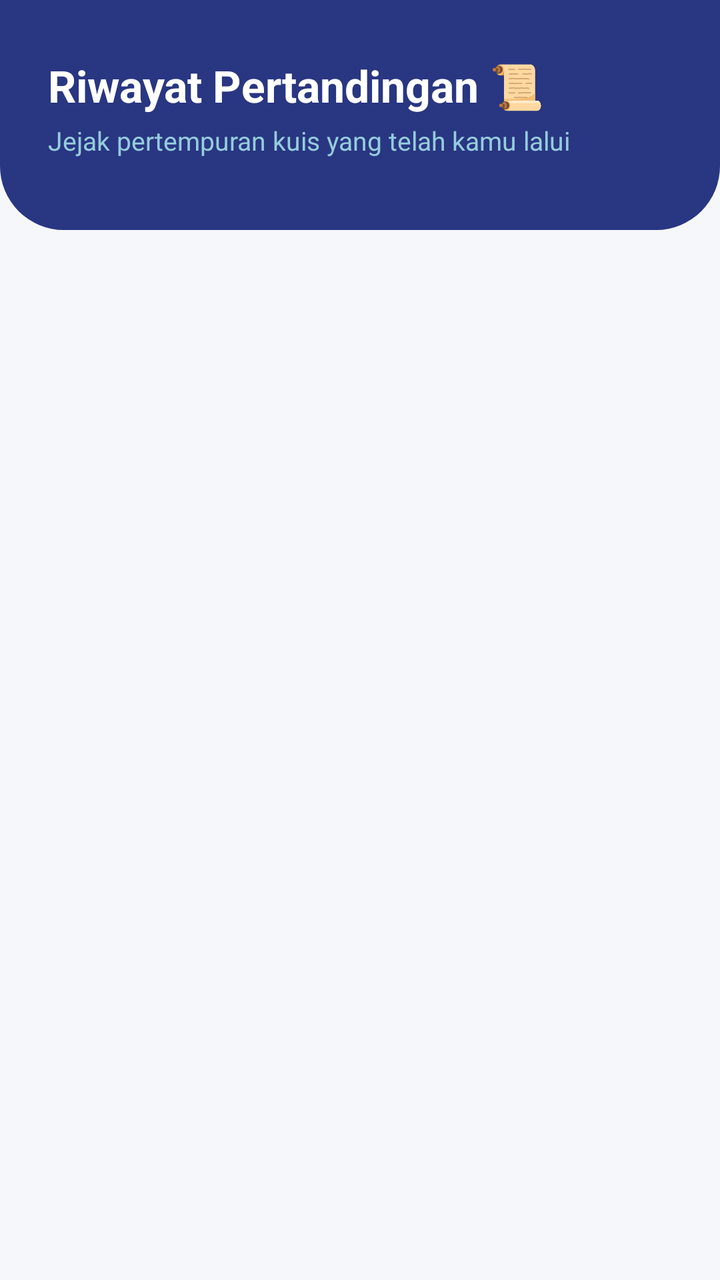
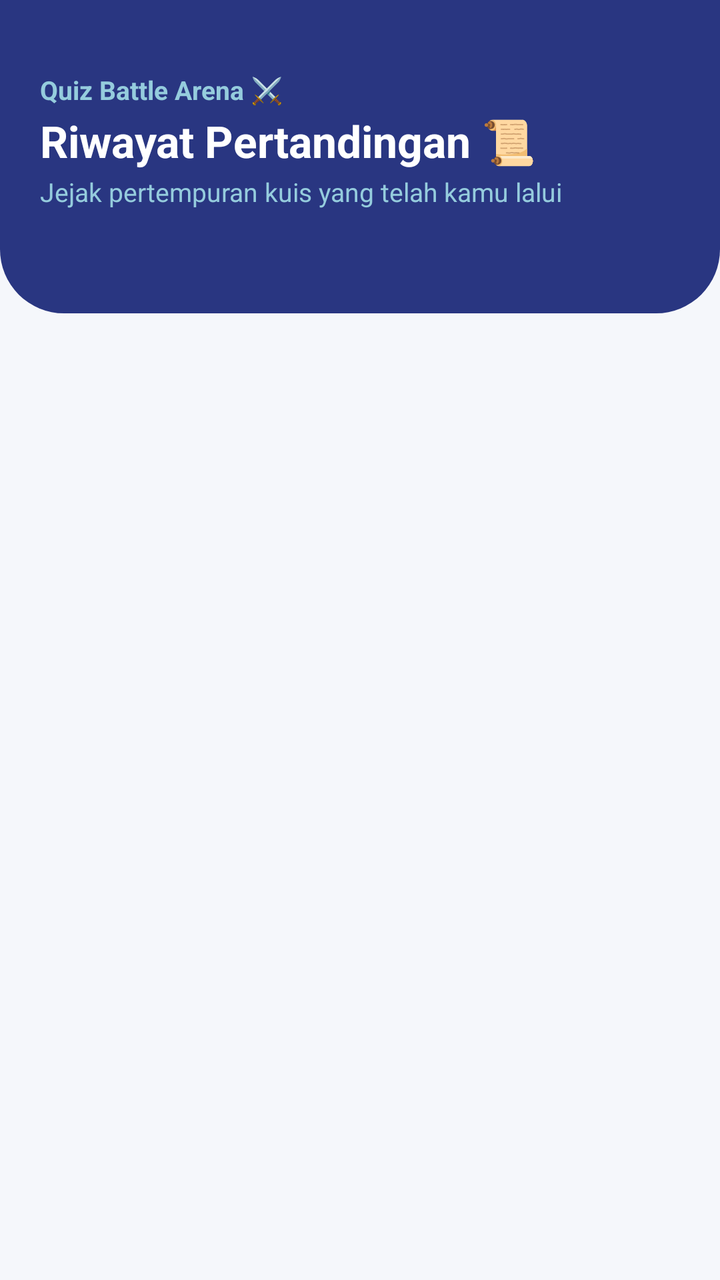

Before-and-after screenshots of an Android layout around one commit, followed by the original layout XML and the change that was made.
<!-- AndroidManifest.xml: application theme Theme.UTSklp3Mobile -->
<!-- res/layout/fragment_history.xml -->
<?xml version="1.0" encoding="utf-8"?>
<LinearLayout xmlns:android="http://schemas.android.com/apk/res/android"
    xmlns:app="http://schemas.android.com/apk/res-auto"
    android:layout_width="match_parent"
    android:layout_height="match_parent"
    android:background="#F5F7FB"
    android:orientation="vertical">

    
    <RelativeLayout
        android:layout_width="match_parent"
        android:layout_height="wrap_content"
        android:background="@drawable/bg_header_curve"
        android:paddingStart="24dp"
        android:paddingTop="28dp"
        android:paddingEnd="24dp"
        android:paddingBottom="36dp">

        <TextView
            android:id="@+id/tvHistoryTitle"
            android:layout_width="wrap_content"
            android:layout_height="wrap_content"
            android:text="Riwayat Pertandingan 📜"
            android:textColor="#FFFFFF"
            android:textSize="22sp"
            android:textStyle="bold" />

        <TextView
            android:layout_width="wrap_content"
            android:layout_height="wrap_content"
            android:layout_below="@id/tvHistoryTitle"
            android:layout_marginTop="4dp"
            android:text="Jejak pertempuran kuis yang telah kamu lalui"
            android:textColor="#95CCDD"
            android:textSize="13sp" />
    </RelativeLayout>

    
    <androidx.recyclerview.widget.RecyclerView
        android:id="@+id/rvHistory"
        android:layout_width="match_parent"
        android:layout_height="match_parent"
        android:clipToPadding="false"
        android:paddingHorizontal="20dp"
        android:paddingTop="16dp"
        android:paddingBottom="90dp"
        app:layoutManager="androidx.recyclerview.widget.LinearLayoutManager" />

</LinearLayout>
<!-- resources referenced by this layout -->
<resources>
  <!-- drawable bg_header_curve (drawable) -->
  <?xml version="1.0" encoding="utf-8"?>
  <shape xmlns:android="http://schemas.android.com/apk/res/android" android:shape="rectangle">
      <solid android:color="#293681"/>
      <corners android:bottomLeftRadius="32dp" android:bottomRightRadius="32dp"/>
  </shape>
  <style name="Theme.UTSklp3Mobile" parent="Base.Theme.UTSklp3Mobile" />
  <style name="Base.Theme.UTSklp3Mobile" parent="Theme.Material3.DayNight.NoActionBar">
          
          <item name="colorPrimary">@color/primary</item>
          <item name="colorPrimaryDark">@color/primary_dark</item>
          <item name="colorSecondary">@color/secondary</item>
          <item name="android:statusBarColor">@color/primary</item>
          <item name="android:windowBackground">@color/background</item>
      </style>
  <color name="primary">#293681</color>
  <color name="primary_dark">#1A245A</color>
  <color name="secondary">#4274D9</color>
  <color name="background">#D0E7E6</color>
</resources>

<!-- the commit's change to res/layout/fragment_history.xml (unified diff, before → after) -->
@@ -1,49 +1,219 @@
 <?xml version="1.0" encoding="utf-8"?>
-<LinearLayout xmlns:android="http://schemas.android.com/apk/res/android"
+<ScrollView xmlns:android="http://schemas.android.com/apk/res/android"
+    xmlns:app="http://schemas.android.com/apk/res-auto"
+    xmlns:tools="http://schemas.android.com/tools"
+    android:layout_width="match_parent"
+    android:layout_height="match_parent"
+    android:fillViewport="true"
+    android:background="#F5F7FB"
+    tools:context=".ui.history.HistoryFragment">
+
+    <LinearLayout
+        android:layout_width="match_parent"
+        android:layout_height="wrap_content"
+        android:orientation="vertical"
+        android:paddingBottom="90dp">
+
+        
+        <LinearLayout
+            android:layout_width="match_parent"
+            android:layout_height="wrap_content"
+            android:background="@drawable/bg_header_curve"
+            android:orientation="vertical"
+            android:paddingStart="20dp"
+            android:paddingTop="36dp"
+            android:paddingEnd="20dp"
+            android:paddingBottom="52dp">
+
+            <LinearLayout
+                android:layout_width="match_parent"
+                android:layout_height="wrap_content"
+                android:gravity="center_vertical"
+                android:orientation="horizontal">
+
+                <LinearLayout
+                    android:layout_width="0dp"
+                    android:layout_height="wrap_content"
+                    android:layout_weight="1"
+                    android:orientation="vertical">
+
+                    <TextView
+                        android:layout_width="wrap_content"
+                        android:layout_height="wrap_content"
+                        android:text="Quiz Battle Arena ⚔️"
+                        android:textColor="#95CCDD"
+                        android:textSize="13sp"
+                        android:textStyle="bold" />
+
+                    <TextView
+                        android:id="@+id/tvHistoryTitle"
+                        android:layout_width="wrap_content"
+                        android:layout_height="wrap_content"
+                        android:layout_marginTop="2dp"
+                        android:text="Riwayat Pertandingan 📜"
+                        android:textColor="#FFFFFF"
+                        android:textSize="22sp"
+                        android:textStyle="bold" />
+
+                    <TextView
+                        android:layout_width="wrap_content"
+                        android:layout_height="wrap_content"
+                        android:layout_marginTop="2dp"
+                        android:text="Jejak pertempuran kuis yang telah kamu lalui"
+                        android:textColor="#95CCDD"
+                        android:textSize="13sp" />
+                </LinearLayout>
+
+            </LinearLayout>
+        </LinearLayout>
+
+        
+        <LinearLayout
+            android:layout_width="match_parent"
+            android:layout_height="wrap_content"
+            android:orientation="vertical"
+            android:paddingHorizontal="20dp"
+            android:layout_marginTop="-30dp">
+
+            
+            <LinearLayout
+                android:id="@+id/layoutEmptyHistory"
+                android:layout_width="match_parent"
+                android:layout_height="wrap_content"
+                android:orientation="vertical"
+                android:visibility="gone">
+
+                <androidx.cardview.widget.CardView
+                    android:layout_width="match_parent"
+                    android:layout_height="wrap_content"
+                    app:cardBackgroundColor="#FFFFFF"
+                    app:cardCornerRadius="24dp"
+                    app:cardElevation="4dp">
+
+                    <LinearLayout
+                        android:layout_width="match_parent"
+                        android:layout_height="wrap_content"
+                        android:gravity="center"
+                        android:orientation="vertical"
+                        android:padding="32dp">
+
+                        <ImageView
+                            android:layout_width="110dp"
+                            android:layout_height="110dp"
+                            android:background="@drawable/bg_circle_avatar"
+                            android:padding="16dp"
+                            android:scaleType="centerInside"
+                            android:src="@drawable/maskot_qba" />
+
+                        <TextView
+                            android:layout_width="wrap_content"
+                            android:layout_height="wrap_content"
+                            android:layout_marginTop="20dp"
+                            android:text="Belum Ada Riwayat 📜"
+                            android:textColor="#293681"
+                            android:textSize="18sp"
+                            android:textStyle="bold" />
+
+                        <TextView
+                            android:layout_width="wrap_content"
+                            android:layout_height="wrap_content"
+                            android:layout_marginTop="8dp"
+                            android:lineSpacingExtra="3dp"
+                            android:text="Kamu belum melakukan pertandingan kuis apapun.\nMulai battle sekarang dan ukir rekor prestasimu!"
+                            android:textAlignment="center"
+                            android:textColor="#757575"
+                            android:textSize="13sp" />
+
+                    </LinearLayout>
+                </androidx.cardview.widget.CardView>
+            </LinearLayout>
+
+            
+            <androidx.recyclerview.widget.RecyclerView
+                android:id="@+id/rvHistory"
+                android:layout_width="match_parent"
+                android:layout_height="wrap_content"
+                android:clipToPadding="false"
+                android:nestedScrollingEnabled="false"
+                tools:listitem="@layout/item_history" />
+
+        </LinearLayout>
+
+    </LinearLayout>
+</ScrollView>
+<!-- res/layout/item_history.xml (included above) -->
+<?xml version="1.0" encoding="utf-8"?>
+<androidx.cardview.widget.CardView xmlns:android="http://schemas.android.com/apk/res/android"
     xmlns:app="http://schemas.android.com/apk/res-auto"
     android:layout_width="match_parent"
-    android:layout_height="match_parent"
-    android:background="#F5F7FB"
-    android:orientation="vertical">
-
-    
-    <RelativeLayout
+    android:layout_height="wrap_content"
+    android:layout_marginHorizontal="16dp"
+    android:layout_marginVertical="6dp"
+    app:cardCornerRadius="20dp"
+    app:cardElevation="3dp"
+    app:cardBackgroundColor="#FFFFFF">
+
+    <LinearLayout
         android:layout_width="match_parent"
         android:layout_height="wrap_content"
-        android:background="@drawable/bg_header_curve"
-        android:paddingStart="24dp"
-        android:paddingTop="28dp"
-        android:paddingEnd="24dp"
-        android:paddingBottom="36dp">
-
+        android:orientation="horizontal"
+        android:padding="16dp"
+        android:gravity="center_vertical">
+
+        
         <TextView
-            android:id="@+id/tvHistoryTitle"
+            android:id="@+id/tvHistoryResult"
             android:layout_width="wrap_content"
             android:layout_height="wrap_content"
-            android:text="Riwayat Pertandingan 📜"
-            android:textColor="#FFFFFF"
-            android:textSize="22sp"
-            android:textStyle="bold" />
-
+            android:text="🏆 MENANG"
+            android:textSize="12sp"
+            android:textStyle="bold"
+            android:textColor="#15803D"
+            android:background="@drawable/bg_badge_win"
+            android:paddingHorizontal="14dp"
+            android:paddingVertical="7dp" />
+
+        <LinearLayout
+            android:layout_width="0dp"
+            android:layout_height="wrap_content"
+            android:layout_weight="1"
+            android:orientation="vertical"
+            android:layout_marginStart="14dp"
+            android:layout_marginEnd="8dp">
+
+            <TextView
+                android:id="@+id/tvHistoryMatkul"
+                android:layout_width="wrap_content"
+                android:layout_height="wrap_content"
+                android:text="Pemrograman Mobile"
+                android:textColor="#1F2937"
+                android:textSize="15sp"
+                android:textStyle="bold" />
+
+            <TextView
+                android:id="@+id/tvHistoryOpponent"
+                android:layout_width="wrap_content"
+                android:layout_height="wrap_content"
+                android:text="vs Lawan • 12/10/2023"
+                android:textColor="#6B7280"
+                android:textSize="12sp"
+                android:layout_marginTop="3dp" />
+
+        </LinearLayout>
+
+        
         <TextView
+            android:id="@+id/tvHistoryPoints"
             android:layout_width="wrap_content"
             android:layout_height="wrap_content"
-            android:layout_below="@id/tvHistoryTitle"
-            android:layout_marginTop="4dp"
-            android:text="Jejak pertempuran kuis yang telah kamu lalui"
-            android:textColor="#95CCDD"
-            android:textSize="13sp" />
-    </RelativeLayout>
-
-    
-    <androidx.recyclerview.widget.RecyclerView
-        android:id="@+id/rvHistory"
-        android:layout_width="match_parent"
-        android:layout_height="match_parent"
-        android:clipToPadding="false"
-        android:paddingHorizontal="20dp"
-        android:paddingTop="16dp"
-        android:paddingBottom="90dp"
-        app:layoutManager="androidx.recyclerview.widget.LinearLayoutManager" />
-
-</LinearLayout>
+            android:text="+30 Pts"
+            android:textColor="#2563EB"
+            android:textSize="14sp"
+            android:textStyle="bold"
+            android:background="#EFF6FF"
+            android:paddingHorizontal="10dp"
+            android:paddingVertical="5dp" />
+
+    </LinearLayout>
+
+</androidx.cardview.widget.CardView>
<!-- resource entries referenced after the edit -->
@@ -1,11 +1,25 @@
 <!-- resources referenced by this layout -->
 <resources>
+  <!-- drawable bg_badge_win (drawable) -->
+  <?xml version="1.0" encoding="utf-8"?>
+  <shape xmlns:android="http://schemas.android.com/apk/res/android"
+      android:shape="rectangle">
+      <solid android:color="#DCFCE7" />
+      <corners android:radius="20dp" />
+      <stroke android:width="1dp" android:color="#86EFAC" />
+  </shape>
+  <!-- drawable bg_circle_avatar (drawable) -->
+  <?xml version="1.0" encoding="utf-8"?>
+  <shape xmlns:android="http://schemas.android.com/apk/res/android" android:shape="oval">
+      <solid android:color="#D0E7E6"/> 
+  </shape>
   <!-- drawable bg_header_curve (drawable) -->
   <?xml version="1.0" encoding="utf-8"?>
   <shape xmlns:android="http://schemas.android.com/apk/res/android" android:shape="rectangle">
       <solid android:color="#293681"/>
       <corners android:bottomLeftRadius="32dp" android:bottomRightRadius="32dp"/>
   </shape>
+  <!-- drawable maskot_qba: png bitmap (drawable, 187554 bytes) -->
   <style name="Theme.UTSklp3Mobile" parent="Base.Theme.UTSklp3Mobile" />
   <style name="Base.Theme.UTSklp3Mobile" parent="Theme.Material3.DayNight.NoActionBar">
           
